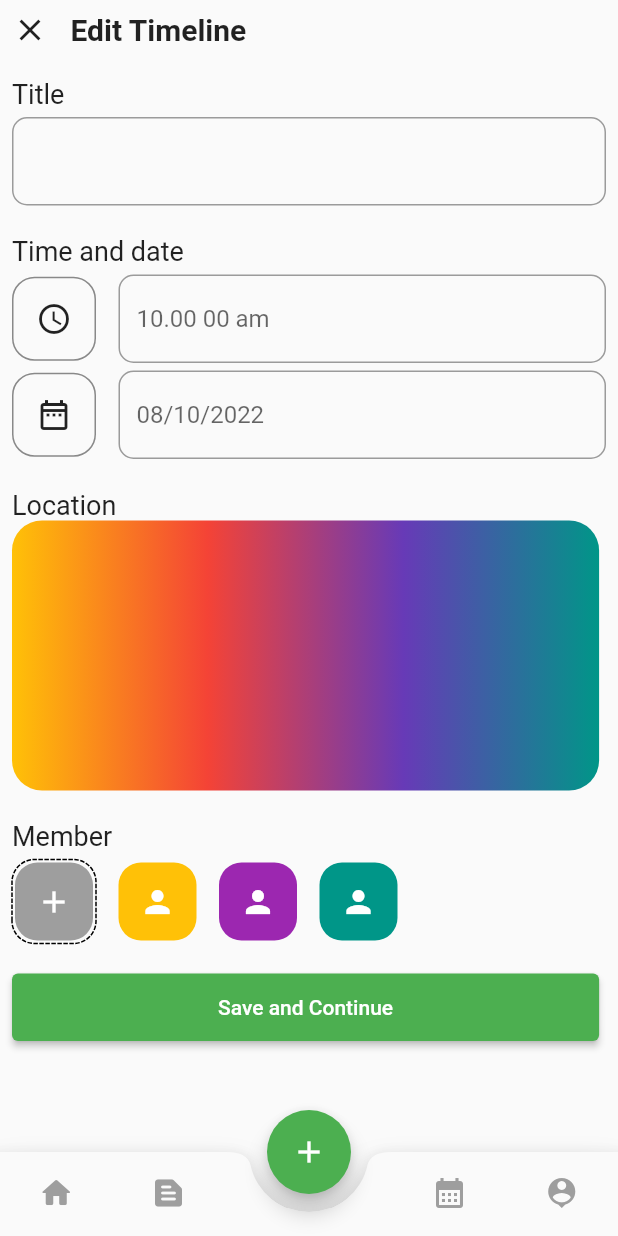
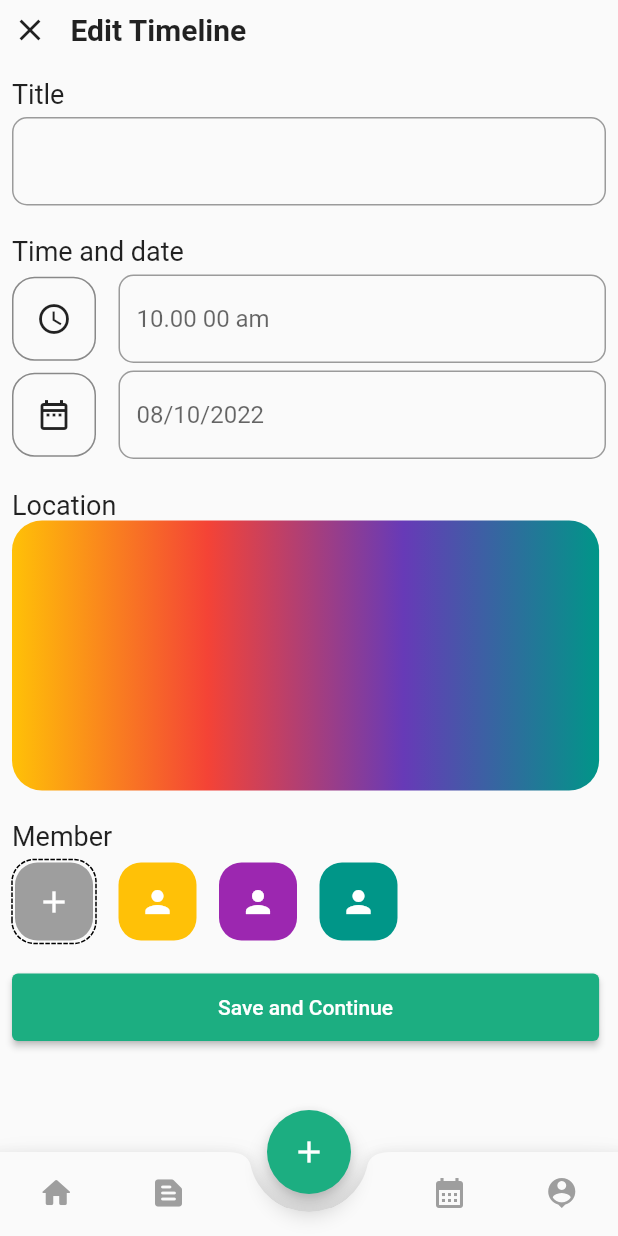
Before and after one commit to bininebro/flutter_reminder, a Flutter app: the Mainpage screen opened directly, item 2 of the bottom bar chosen, after a tap on the "add" icon, on a phone screen of 412 x 824 dp. Run offline on Flutter 3.47's test engine with Material 2 defaults, Android fonts, the light colour scheme and no system bars; drawn by our look-alikes of dotted_border; our stand-ins replace charts_flutter, get, shared_preferences; accounts and stored records are empty.

Commit message:
Color Changed

```diff
--- a/lib/pages/create_reminder_page.dart
+++ b/lib/pages/create_reminder_page.dart
@@ -26,10 +26,10 @@ class _CreateReminderPageState extends State<CreateReminderPage> {
               crossAxisAlignment: CrossAxisAlignment.start,
               children: [
                 Row(
-                  children: [
-                    const Icon(Icons.close),
-                    const SizedBox(width: 15),
-                    const Text(
+                  children: const [
+                    Icon(Icons.close),
+                    SizedBox(width: 15),
+                    Text(
                       'Edit Timeline',
                       style:
                           TextStyle(fontWeight: FontWeight.bold, fontSize: 20),
@@ -189,7 +189,7 @@ class _CreateReminderPageState extends State<CreateReminderPage> {
                   child: ElevatedButton(
                       onPressed: () {},
                       style: ElevatedButton.styleFrom(
-                        primary: Colors.green,
+                        primary: Color(0xff1CAE81),
                         onPrimary: Colors.white,
                       ),
                       child: const Text('Save and Continue')),
--- a/lib/pages/day_reminder_page.dart
+++ b/lib/pages/day_reminder_page.dart
@@ -18,10 +18,11 @@ class DayReminder extends StatelessWidget {
           background: Container(
             child: Row(
               children: const [
+                SizedBox(width: 45),
                 Icon(Icons.dangerous, size: 35, color: Colors.grey),
                 Icon(
                   Icons.check_circle,
-                  color: Colors.green,
+                  color: Color(0xff1CAE81),
                   size: 35,
                 )
               ],
--- a/lib/pages/main_page.dart
+++ b/lib/pages/main_page.dart
@@ -13,14 +13,14 @@ class Mainpage extends StatefulWidget {
 
 class _MainpageState extends State<Mainpage> {
   var currentIndex = 0;
-  var pages = [
+  var pages = const [
     StaticsPage(),
     MyReminders(),
     CreateReminderPage(),
     StaticsPage(),
     StaticsPage(),
   ];
-  Widget currentPage = StaticsPage();
+  Widget currentPage = const StaticsPage();
   @override
   Widget build(BuildContext context) {
     return Scaffold(
@@ -33,7 +33,7 @@ class _MainpageState extends State<Mainpage> {
           child: const Icon(
             Icons.add,
           ),
-          backgroundColor: Colors.green,
+          backgroundColor: const Color(0xff1CAE81),
           onPressed: () {
             setState(() {
               currentIndex = 2;
@@ -55,7 +55,7 @@ class _MainpageState extends State<Mainpage> {
           },
           backgroundColor: Colors.white,
           unselectedItemColor: Colors.grey,
-          selectedItemColor: Colors.green,
+          selectedItemColor: const Color(0xff1CAE81),
           items: const [
             BottomNavigationBarItem(icon: Icon(Icons.home_rounded), label: ''),
             BottomNavigationBarItem(
--- a/lib/pages/my_reminders.dart
+++ b/lib/pages/my_reminders.dart
@@ -45,8 +45,9 @@ class _MyRemindersState extends State<MyReminders> {
                         unselectedLabelColor: Colors.grey,
                         indicatorColor: Colors.red,
                         indicator: BoxDecoration(
-                            borderRadius: BorderRadius.circular(8.0),
-                            color: Colors.green),
+                          borderRadius: BorderRadius.circular(8.0),
+                          color: const Color(0xff1CAE81),
+                        ),
                         tabs: const [
                           Text('Week'),
                           Text('Day'),
--- a/lib/pages/statics_page.dart
+++ b/lib/pages/statics_page.dart
@@ -137,7 +137,7 @@ class StaticsPage extends StatelessWidget {
                         child: const Icon(
                           Icons.bed,
                           size: 35,
-                          color: Colors.greenAccent,
+                          color: Color(0xff1CAE81),
                         ),
                       ),
                       const SizedBox(height: 5),
--- a/lib/widgets/reminder_widgets.dart
+++ b/lib/widgets/reminder_widgets.dart
@@ -8,9 +8,9 @@ class ReminderWidget extends StatelessWidget {
   @override
   Widget build(BuildContext context) {
     return ListTile(
-      leading: Icon(
+      leading: const Icon(
         Icons.check_circle,
-        color: Colors.green,
+        color: Color(0xff1CAE81),
       ),
       shape: RoundedRectangleBorder(
         borderRadius: BorderRadius.circular(15.0),
@@ -39,7 +39,7 @@ class ReminderWidget extends StatelessWidget {
               const SizedBox(width: 10),
               Text(
                 'dfsfsd fsd ',
-                style: TextStyle(
+                style: const TextStyle(
                   color: Colors.grey,
                 ),
               ),
--- a/lib/widgets/task_card.dart
+++ b/lib/widgets/task_card.dart
@@ -45,7 +45,7 @@ class TaskCard extends StatelessWidget {
                 ),
                 trailing: Container(
                   decoration: const BoxDecoration(
-                    color: Colors.green,
+                    color: Color(0xff1CAE81),
                     borderRadius:
                         BorderRadius.only(bottomRight: Radius.circular(15.0)),
                   ),
```
Also changed, not shown: pubspec.lock.
